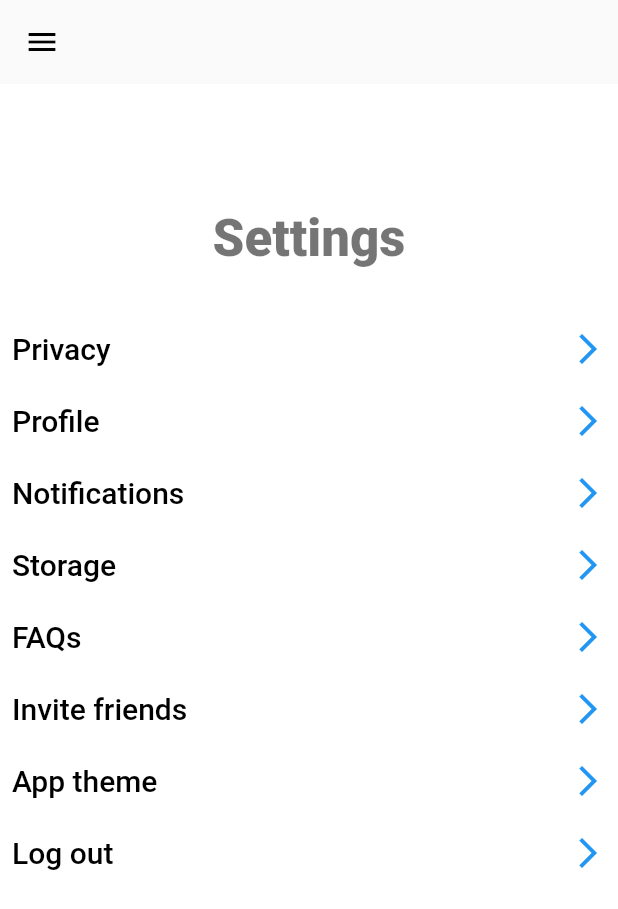
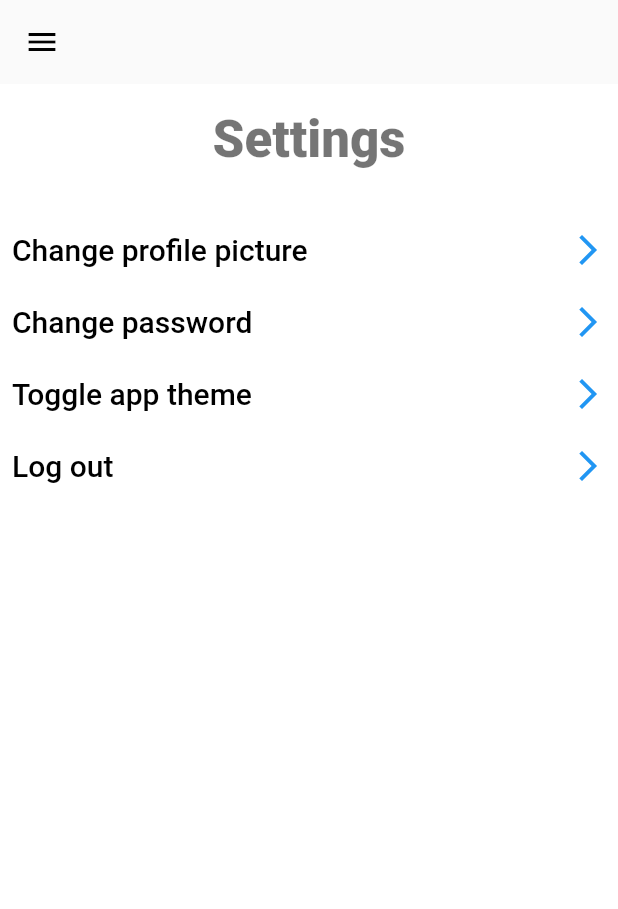
Before and after one commit to malcolmsng/Jamal_Project, a Flutter app: the LocalSettings screen opened directly, on a phone screen of 412 x 824 dp. Shown: the top 909 px of the screen. Run offline on Flutter 3.47's test engine with Material 2 defaults, Android fonts, the phone set to English and light mode, and no system bars; our stand-ins replace charts_flutter, circular_countdown_timer, cloud_firestore, firebase_auth, firebase_core, fl_chart and 6 more; missing offline and left inert: smart_select; accounts and stored records are empty; project files that could hold a hidden picture were left out; key blocks and very long unbroken strings in the code were emptied for the run.

Commit message:
option to change profile pic

```diff
--- a/lib/ui/settings.dart
+++ b/lib/ui/settings.dart
@@ -1,4 +1,5 @@
 import 'package:flutter/material.dart';
+import 'package:jamal_v1/ui/change_prof_pic.dart';
 import 'package:jamal_v1/widgets/navigation_menu.dart';
 
 class LocalSettings extends StatefulWidget {
@@ -7,17 +8,6 @@ class LocalSettings extends StatefulWidget {
 }
 
 class _LocalSettingsState extends State<LocalSettings> {
-  final List<String> settingTitles = [
-    "Privacy",
-    "Profile",
-    "Notifications",
-    "Storage",
-    "FAQs",
-    "Invite friends",
-    "App theme",
-    "Log out"
-  ];
-
   @override
   Widget build(BuildContext context) {
     var screenSize = MediaQuery.of(context).size;
@@ -34,7 +24,7 @@ class _LocalSettingsState extends State<LocalSettings> {
             child: Column(
               children: [
                 SizedBox(
-                  height: screenSize.height * 0.1,
+                  height: screenSize.height * 0.02,
                 ),
                 Text(
                   // insert user's name here
@@ -59,7 +49,38 @@ class _LocalSettingsState extends State<LocalSettings> {
                 // ),
                 Column(
                   children: [
-                    for (final title in settingTitles)
+                    TextButton(
+                      onPressed: () {
+                        Navigator.push(
+                          context,
+                          MaterialPageRoute(
+                            builder: (context) => ChangeProfilePic(),
+                          ),
+                        );
+                      },
+                      child: Row(
+                          mainAxisAlignment: MainAxisAlignment.spaceBetween,
+                          children: [
+                            Container(
+                              //padding: EdgeInsets.only(top: 10, bottom: 10),
+                              width: MediaQuery.of(context).size.width * 0.8,
+                              child: Text("Change profile picture",
+                                  style: TextStyle(
+                                    fontSize: 20,
+                                    color: Colors.black,
+                                  )),
+                              // decoration: BoxDecoration(
+                              //   color: Colors.grey[200],
+                              //   border: Border.all(
+                              //     color: Colors.black,
+                              //   ),
+                              // ),
+                            ),
+                            Icon(IconData(61068,
+                                fontFamily: 'MaterialIcons',
+                                matchTextDirection: true))
+                          ]),
+                    ),
                     TextButton(
                       onPressed: () {},
                       child: Row(
@@ -68,7 +89,57 @@ class _LocalSettingsState extends State<LocalSettings> {
                             Container(
                               //padding: EdgeInsets.only(top: 10, bottom: 10),
                               width: MediaQuery.of(context).size.width * 0.8,
-                                child: Text(title,
+                              child: Text("Change password",
+                                  style: TextStyle(
+                                    fontSize: 20,
+                                    color: Colors.black,
+                                  )),
+                              // decoration: BoxDecoration(
+                              //   color: Colors.grey[200],
+                              //   border: Border.all(
+                              //     color: Colors.black,
+                              //   ),
+                              // ),
+                            ),
+                            Icon(IconData(61068,
+                                fontFamily: 'MaterialIcons',
+                                matchTextDirection: true))
+                          ]),
+                    ),
+                    TextButton(
+                      onPressed: () {},
+                      child: Row(
+                          mainAxisAlignment: MainAxisAlignment.spaceBetween,
+                          children: [
+                            Container(
+                              //padding: EdgeInsets.only(top: 10, bottom: 10),
+                              width: MediaQuery.of(context).size.width * 0.8,
+                              child: Text("Toggle app theme",
+                                  style: TextStyle(
+                                    fontSize: 20,
+                                    color: Colors.black,
+                                  )),
+                              // decoration: BoxDecoration(
+                              //   color: Colors.grey[200],
+                              //   border: Border.all(
+                              //     color: Colors.black,
+                              //   ),
+                              // ),
+                            ),
+                            Icon(IconData(61068,
+                                fontFamily: 'MaterialIcons',
+                                matchTextDirection: true))
+                          ]),
+                    ),
+                    TextButton(
+                      onPressed: () {},
+                      child: Row(
+                          mainAxisAlignment: MainAxisAlignment.spaceBetween,
+                          children: [
+                            Container(
+                              //padding: EdgeInsets.only(top: 10, bottom: 10),
+                              width: MediaQuery.of(context).size.width * 0.8,
+                              child: Text("Log out",
                                   style: TextStyle(
                                     fontSize: 20,
                                     color: Colors.black,
```
Also changed, not shown: lib/net/database.dart (+8 -0 lines), lib/ui/change_prof_pic.dart (added, +121 -0 lines), lib/widgets/navigation_menu.dart (+6 -2 lines). Lines whose indentation alone changed are shown as unchanged.
